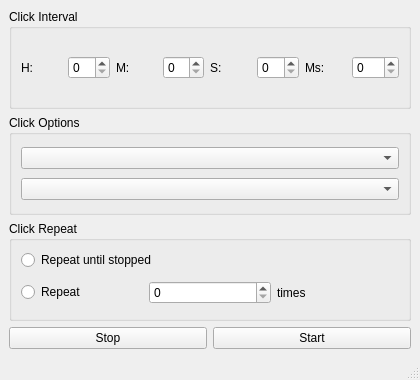
The window that ui/MainWindow.ui (Vulgojunin/AutoClick) describes before a commit, drawn with Qt 5.
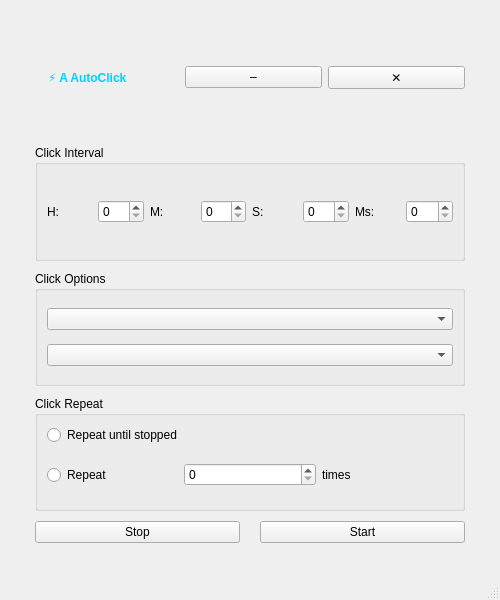
The same window after the commit.

What changed in the file:
```diff
--- a/ui/MainWindow.ui
+++ b/ui/MainWindow.ui
@@ -3,51 +3,134 @@
  <class>MainWindow</class>
  <widget class="QMainWindow" name="MainWindow">
   <property name="geometry">
-   <rect><x>0</x><y>0</y><width>420</width><height>380</height></rect>
+   <rect>
+    <x>0</x>
+    <y>0</y>
+    <width>500</width>
+    <height>600</height>
+   </rect>
+  </property>
+  <property name="windowTitle">
+   <string>A AutoClick</string>
   </property>
   <widget class="QWidget" name="centralwidget">
-   <layout class="QVBoxLayout" name="verticalLayout">
+   <layout class="QVBoxLayout" name="verticalLayoutMain">
+    <property name="spacing">
+     <number>10</number>
+    </property>
+    <property name="leftMargin">
+     <number>35</number>
+    </property>
+    <property name="topMargin">
+     <number>20</number>
+    </property>
+    <property name="rightMargin">
+     <number>35</number>
+    </property>
+    <property name="bottomMargin">
+     <number>35</number>
+    </property>
+
+    <item>
+     <widget class="QWidget" name="titleBar" native="true">
+      <property name="minimumSize">
+       <size>
+        <width>0</width>
+        <height>40</height>
+       </size>
+      </property>
+      <layout class="QHBoxLayout" name="hLayoutTitle">
+       <property name="margin">
+        <number>0</number>
+       </property>
+       <item>
+        <widget class="QLabel" name="labelTitle">
+         <property name="text">
+          <string>⚡ A AutoClick</string>
+         </property>
+         <property name="styleSheet">
+          <string notr="true">font-weight: bold; color: #00d2ff; margin-left: 10px;</string>
+         </property>
+        </widget>
+       </item>
+       <item>
+        <spacer name="horizontalSpacer">
+         <property name="orientation">
+          <enum>Qt::Horizontal</enum>
+         </property>
+        </spacer>
+       </item>
+       <item>
+        <widget class="QPushButton" name="btnMinimize">
+         <property name="text">
+          <string>–</string>
+         </property>
+        </widget>
+       </item>
+       <item>
+        <widget class="QPushButton" name="btnClose">
+         <property name="text">
+          <string>✕</string>
+         </property>
+        </widget>
+       </item>
+      </layout>
+     </widget>
+    </item>
+
     <item>
      <widget class="QGroupBox" name="groupBoxInterval">
-      <property name="title"><string>Click Interval</string></property>
-      <layout class="QHBoxLayout" name="hLayout">
-       <item><widget class="QLabel" name="lH"><property name="text"><string>H:</string></property></widget></item>
+      <property name="title">
+       <string>Click Interval</string>
+      </property>
+      <layout class="QHBoxLayout" name="hLayoutInterval">
+       <item><widget class="QLabel" name="labelH"><property name="text"><string>H:</string></property></widget></item>
        <item><widget class="QSpinBox" name="spinBoxHours"/></item>
-       <item><widget class="QLabel" name="lM"><property name="text"><string>M:</string></property></widget></item>
+       <item><widget class="QLabel" name="labelM"><property name="text"><string>M:</string></property></widget></item>
        <item><widget class="QSpinBox" name="spinBoxMins"/></item>
-       <item><widget class="QLabel" name="lS"><property name="text"><string>S:</string></property></widget></item>
+       <item><widget class="QLabel" name="labelS"><property name="text"><string>S:</string></property></widget></item>
        <item><widget class="QSpinBox" name="spinBoxSecs"/></item>
-       <item><widget class="QLabel" name="lMs"><property name="text"><string>Ms:</string></property></widget></item>
+       <item><widget class="QLabel" name="labelMs"><property name="text"><string>Ms:</string></property></widget></item>
        <item><widget class="QSpinBox" name="spinBoxMs"><property name="maximum"><number>999</number></property></widget></item>
       </layout>
      </widget>
     </item>
+
     <item>
      <widget class="QGroupBox" name="groupBoxOptions">
-      <property name="title"><string>Click Options</string></property>
-      <layout class="QVBoxLayout" name="vLayoutOpt">
+      <property name="title">
+       <string>Click Options</string>
+      </property>
+      <layout class="QVBoxLayout" name="vLayoutOptions">
        <item><widget class="QComboBox" name="comboBoxButton"/></item>
        <item><widget class="QComboBox" name="comboBoxType"/></item>
       </layout>
      </widget>
     </item>
+
     <item>
      <widget class="QGroupBox" name="groupBoxRepeat">
-      <property name="title"><string>Click Repeat</string></property>
-      <layout class="QVBoxLayout" name="vLayoutRep">
+      <property name="title">
+       <string>Click Repeat</string>
+      </property>
+      <layout class="QVBoxLayout" name="vLayoutRepeat">
        <item><widget class="QRadioButton" name="radioInfinite"><property name="text"><string>Repeat until stopped</string></property></widget></item>
        <item>
-        <layout class="QHBoxLayout" name="hLayoutRep">
+        <layout class="QHBoxLayout" name="hLayoutRepeatTimes">
          <item><widget class="QRadioButton" name="radioRepeat"><property name="text"><string>Repeat</string></property></widget></item>
          <item><widget class="QSpinBox" name="spinBoxTimes"><property name="maximum"><number>999999</number></property></widget></item>
-         <item><widget class="QLabel" name="lT"><property name="text"><string>times</string></property></widget></item>
+         <item><widget class="QLabel" name="labelTimes"><property name="text"><string>times</string></property></widget></item>
         </layout>
        </item>
       </layout>
      </widget>
     </item>
+
     <item>
-     <layout class="QHBoxLayout" name="hLayoutBtns">
+     <layout class="QHBoxLayout" name="hLayoutButtons">
+      <property name="spacing">
+       <number>20</number>
+      </property>
       <item><widget class="QPushButton" name="pushButtonStop"><property name="text"><string>Stop</string></property></widget></item>
       <item><widget class="QPushButton" name="pushButtonStart"><property name="text"><string>Start</string></property></widget></item>
      </layout>
```
Left out of the diff: 2 changed lines with no effect on the pictures.
